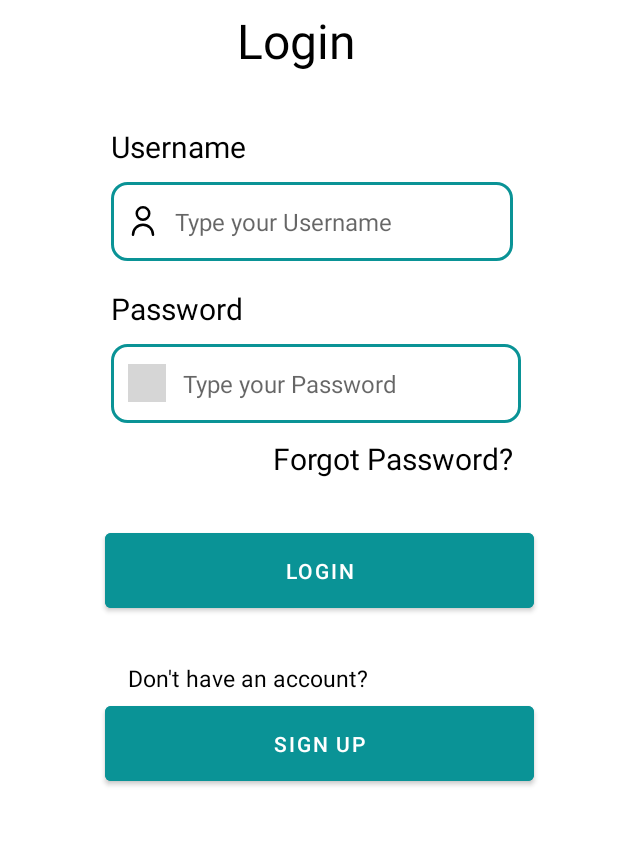
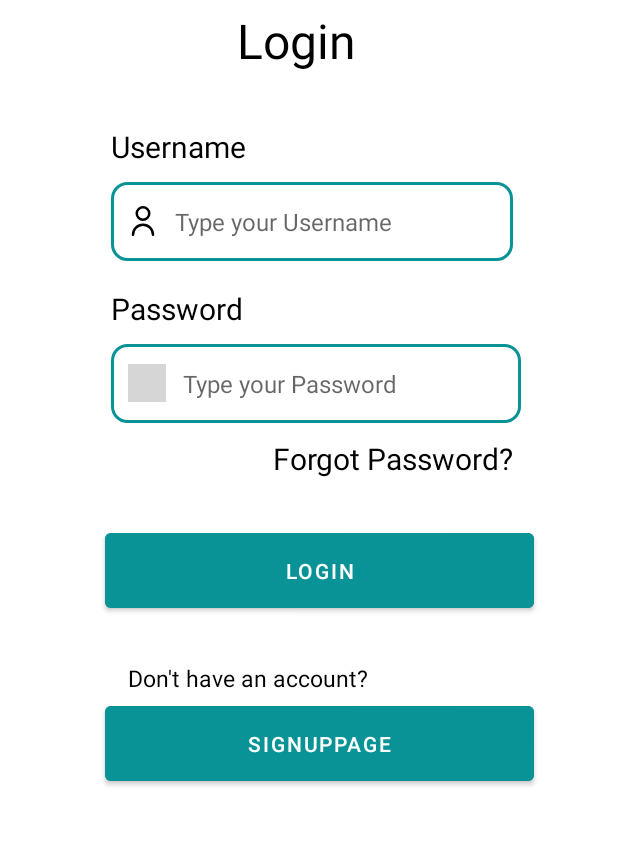
Before and after one commit to Khushi-Sarawagi/TruTribe, an Android app: the screen it shows after launch (LoginActivity), on a phone screen of 412 x 824 dp, the part 302-1148 px from its top. Run offline under Robolectric (Android 15) with nearby library versions, the phone set to English and light mode, and no system bars; grey boxes are pictures that could not be loaded.

Commit message:
Update strings.xml

```diff
--- a/app/src/main/res/values/strings.xml
+++ b/app/src/main/res/values/strings.xml
@@ -10,5 +10,12 @@
     <string name="input_password">Type your Password</string>
     <string name="forgot_password">Forgot Password?</string>
     <string name="account_ques">Don\'t have an account?</string>
-    <string name="sign_up">Sign Up</string>
+    <string name="sign_up">SignUpPage</string>
+    <string name="app_name">TruTribe</string>
+    <string name="signup">Sign Up</string>
+    <string name="email">User Email</string>
+    <string name="password">Password</string>
+    <string name="confirm_password">Confirm Password</string>
+    <string name="profile_icon">Profile icon</string>
+    <string name="lock_icon">Lock icon</string>
 </resources>
```
